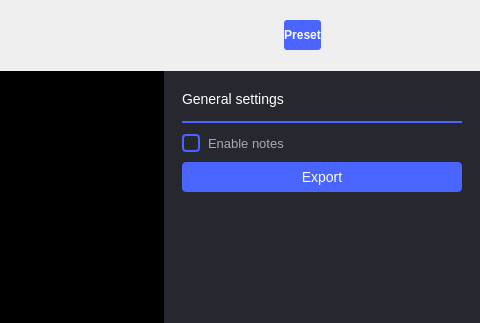
mattbalao/scopy, file ui/spectrum_analyzer.ui: the form before one commit; both pictures show x 377 to 857 and y 0 to 323 of the 857 by 661 pixel window.
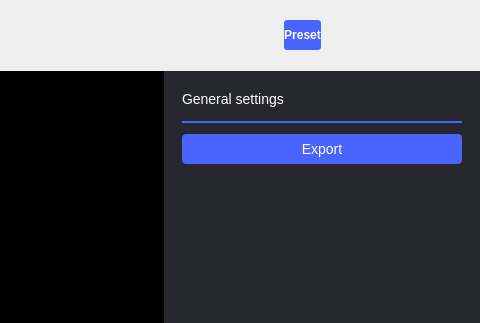
The form after the commit. Icons and pictures are not drawn. Custom widgets are drawn as their Qt base class.

Commit message:
General: Added instrument notes to all instruments
Moved instrument enable to preferences so all instrument notes are enabled
from the same spot

The edit to the form file:
```diff
--- a/ui/spectrum_analyzer.ui
+++ b/ui/spectrum_analyzer.ui
@@ -836,34 +836,6 @@
                  </property>
                 </widget>
                </item>
-               <item>
-                <spacer name="verticalSpacer_11">
-                 <property name="orientation">
-                  <enum>Qt::Vertical</enum>
-                 </property>
-                 <property name="sizeType">
-                  <enum>QSizePolicy::Fixed</enum>
-                 </property>
-                 <property name="sizeHint" stdset="0">
-                  <size>
-                   <width>0</width>
-                   <height>10</height>
-                  </size>
-                 </property>
-                </spacer>
-               </item>
-               <item>
-                <widget class="QCheckBox" name="notesEnable">
-                 <property name="styleSheet">
-                  <string notr="true">font-size: 13px;
-font-weight: normal;
-</string>
-                 </property>
-                 <property name="text">
-                  <string>Enable notes</string>
-                 </property>
-                </widget>
-               </item>
                <item>
                 <spacer name="verticalSpacer_9">
                  <property name="orientation">
@@ -2314,6 +2286,11 @@
    <header>menu_anim.hpp</header>
    <container>1</container>
   </customwidget>
+  <customwidget>
+   <class>adiscope::CustomPushButton</class>
+   <extends>QPushButton</extends>
+   <header>customPushButton.hpp</header>
+  </customwidget>
   <customwidget>
    <class>adiscope::RunSingleWidget</class>
    <extends>QWidget</extends>
@@ -2326,9 +2303,10 @@
    <header>customSwitch.hpp</header>
   </customwidget>
   <customwidget>
-   <class>adiscope::CustomPushButton</class>
-   <extends>QPushButton</extends>
-   <header>customPushButton.hpp</header>
+   <class>adiscope::InstrumentNotes</class>
+   <extends>QWidget</extends>
+   <header>instrumentnotes.h</header>
+   <container>1</container>
   </customwidget>
   <customwidget>
    <class>adiscope::MarkerTable</class>
@@ -2342,12 +2320,6 @@
    <header>osc_import_settings.h</header>
    <container>1</container>
   </customwidget>
-  <customwidget>
-   <class>adiscope::InstrumentNotes</class>
-   <extends>QWidget</extends>
-   <header>instrumentnotes.h</header>
-   <container>1</container>
-  </customwidget>
  </customwidgets>
  <resources>
   <include location="../resources/resources.qrc"/>
```
Left out of the diff: 2 changed lines with no effect on the pictures. The commit also changes 44 other files.
